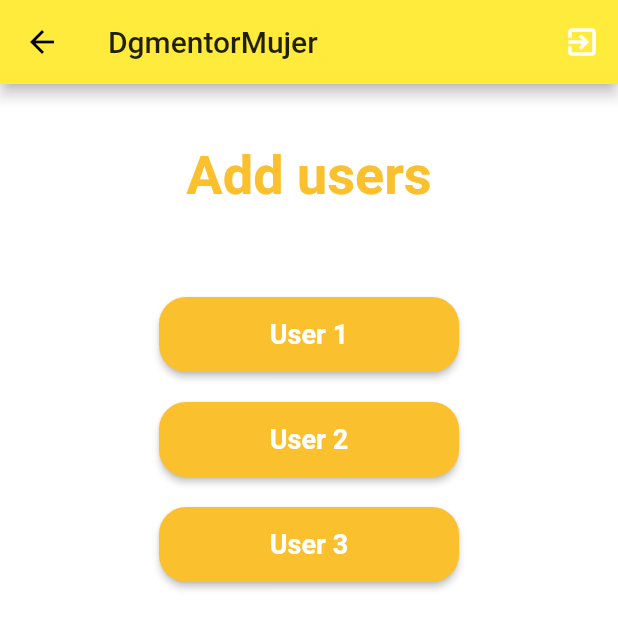
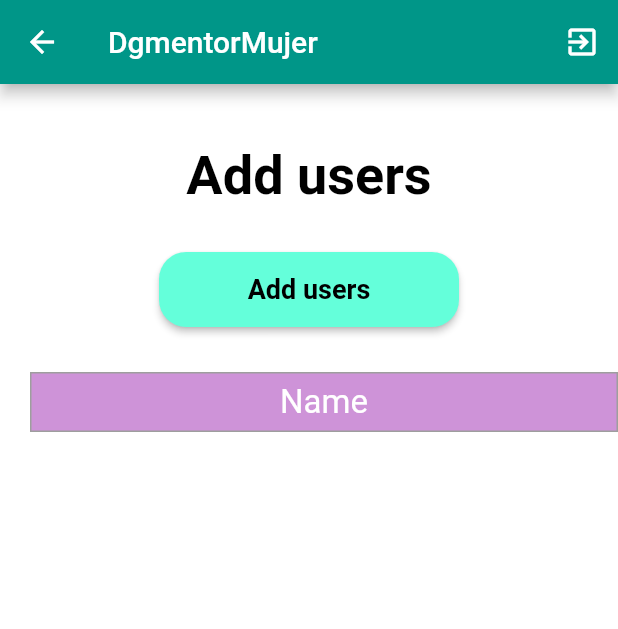
Before and after one commit to MVhettiarachchi/Flutter-Project-with-firebase, a Flutter app: the AddUserScreen screen opened directly, on a phone screen of 412 x 824 dp. Shown: the top 629 px of the screen. Run offline on Flutter 3.47's test engine with Material 2 defaults, Android fonts, the phone set to English and light mode, and no system bars; our stand-ins replace cloud_firestore, firebase_auth, firebase_core; accounts and stored records are empty.

Commit message:
usersAdd

```diff
--- a/lib/main.dart
+++ b/lib/main.dart
@@ -17,7 +17,7 @@ class MyApp extends StatelessWidget {
       debugShowCheckedModeBanner: false,
       title: 'DgMentor Mujer',
       theme: ThemeData(
-        primarySwatch: Colors.yellow,
+        primarySwatch: Colors.teal,
       ),
       home: SpalshScreen(),
       //  home: HomeScreen(),
--- a/lib/model/contact_model.dart
+++ b/lib/model/contact_model.dart
@@ -7,12 +7,15 @@ class ContactModel {
   final String lastname;
   final String phone;
   final String address;
+  final String ownerID;
 
-  ContactModel({ this.id,
+  ContactModel({
+  this.id,
   this.firstname,
   this.lastname,
   this.address,
   this.phone,
+  this.ownerID,
   });
 
   factory ContactModel.fromDoc(DocumentSnapshot doc) {
@@ -23,6 +26,7 @@ class ContactModel {
     lastname: doc['lastname'],
     address: doc['address'],
     phone: doc['phone'],
+    ownerID: doc['ownerID'],
 
     );
   }
--- a/lib/screen/add_user_main_page.dart
+++ b/lib/screen/add_user_main_page.dart
@@ -1,5 +1,9 @@
+import 'package:cloud_firestore/cloud_firestore.dart';
+import 'package:dgmentor_mujer_user/model/contact_model.dart';
 import 'package:dgmentor_mujer_user/screen/login_screen.dart';
 import 'package:dgmentor_mujer_user/services/auth_services.dart';
+import 'package:dgmentor_mujer_user/services/firebase_services.dart';
+import 'package:firebase_auth/firebase_auth.dart';
 import 'package:flutter/material.dart';
 import 'package:dgmentor_mujer_user/screen/add_user_details.dart';
 
@@ -9,8 +13,47 @@ class AddUserScreen extends StatefulWidget {
 }
 
 class _AddUserScreenState extends State<AddUserScreen> {
+
+// List<ContactModel> _usersList = FirebaseService.getUserDetails("0") as List<ContactModel>;
+FirebaseFirestore _firestore = FirebaseFirestore.instance;
+
+
+// Widget projectWidget() {
+//   return FutureBuilder(
+//     builder: (context, projectSnap) {
+//       if (projectSnap.connectionState == ConnectionState.none &&
+//           projectSnap.hasData == null) {
+//         print('project snapshot data is: ${projectSnap.data}');
+//         return Container();
+//       }
+//       return ListView.builder(
+//         itemCount: projectSnap.data.docs.length,
+//         itemBuilder: (context, index) {
+//           // ContactModel project = projectSnap.data[index];
+//           final List<DocumentSnapshot> documents = projectSnap.data.docs;
+//           return Card(
+//                 child: Column(
+//                     crossAxisAlignment: CrossAxisAlignment.start,
+//                     children: <Widget>[
+//                     Text("Name: " + documents[index]["id"]),
+//                     ],
+//                 ),
+//                 );
+
+//         },
+//       );
+//     },
+//     future: _firestore.collection('relatives').get()
+//   );
+// }
+
   @override
   Widget build(BuildContext context) {
+
+    // Future<List<ContactModel>> _usersList = FirebaseService.getUserDetails("0");
+    final _auth = FirebaseAuth.instance.currentUser;
+    final String uid = _auth.uid.toString();
+
     double height = MediaQuery.of(context).size.height;
     double width = MediaQuery.of(context).size.width;
     return Scaffold(
@@ -42,19 +85,19 @@ class _AddUserScreenState extends State<AddUserScreen> {
               Text(
                 'Add users',
                 style: TextStyle(
-                  color: Colors.yellow[700],
+                  color: Colors.black,
                   fontSize: 36.0,
                   fontWeight: FontWeight.bold,
                 ),
               ),
               SizedBox(
-                height: 60.0,
+                height: 30.0,
               ),
               Container(
                 height: 50.0,
                 width: 200.0,
                 child: RaisedButton(
-                  color: Colors.yellow[700],
+                  color: Colors.tealAccent,
                   shape: RoundedRectangleBorder(
                       borderRadius: BorderRadius.circular(18.0)),
                   onPressed: () {
@@ -64,9 +107,9 @@ class _AddUserScreenState extends State<AddUserScreen> {
                             builder: (_) => AddUserDetailsScreen()));
                   },
                   child: Text(
-                    'User 1',
+                    'Add users',
                     style: TextStyle(
-                      color: Colors.white,
+                      color: Colors.black,
                       fontSize: 18.0,
                       fontWeight: FontWeight.bold,
                     ),
@@ -74,97 +117,157 @@ class _AddUserScreenState extends State<AddUserScreen> {
                 ),
               ),
               SizedBox(
-                height: 20.0,
+                height: 30.0,
               ),
-              Container(
-                height: 50.0,
-                width: 200.0,
-                child: RaisedButton(
-                  color: Colors.yellow[700],
-                  shape: RoundedRectangleBorder(
-                      borderRadius: BorderRadius.circular(18.0)),
-                  onPressed: () {
-                    Navigator.push(
-                        context,
-                        MaterialPageRoute(
-                            builder: (_) => AddUserDetailsScreen()));
-                  },
+               Row(
+              children: [
+
+                SizedBox(
+                  width: 10,
+                ),
+
+               SizedBox(
+                  width: 10,
+
+                ),
+                Expanded(
+                  child: Container(
+                    height: 40.0,
+                    width: 4.0,
+                    decoration: BoxDecoration(
+                      border: Border.all(color: Colors.grey),
+                      color: Colors.purple[200],
+                    ),
+                    child: Center(
                       child: Text(
-                    'User 2',
-                    style: TextStyle(
-                      color: Colors.white,
-                      fontSize: 18.0,
-                      fontWeight: FontWeight.bold,
+                        'Name',
+                        style: TextStyle(fontSize: 22.0, color: Colors.white),
                       ),
                     ),
+
                   ),
-              ),
-              SizedBox(
-                height: 20.0,
-              ),
-              Container(
-                height: 50.0,
-                width: 200.0,
-                child: RaisedButton(
-                  color: Colors.yellow[700],
-                  shape: RoundedRectangleBorder(
-                      borderRadius: BorderRadius.circular(18.0)),
-                  onPressed: () {
-                    Navigator.push(
-                        context,
-                        MaterialPageRoute(
-                            builder: (_) => AddUserDetailsScreen()));
-                  },
-                  child: Text(
-                    'User 3',
-                    style: TextStyle(
-                      color: Colors.white,
-                      fontSize: 18.0,
-                      fontWeight: FontWeight.bold,
-                    ),
-                  ),
-                ),
-              ),
-              SizedBox(
-                height: 20.0,
                 ),
               ],
             ),
+            SizedBox(
+              height: 18,
             ),
-      )),
 
-      //    drawer: Drawer(
+              //   ListView.builder(
+              //   padding: const EdgeInsets.all(8),
+              //   itemCount: _usersList.length,
+              //   itemBuilder: (BuildContext context, int index) {
+              //     return Container(
+              //       height: 50,
+              //       // color: Colors.amber[colorCodes[index]],
+              //       child: Center(child: Text('Entry ${index}')),
+              //     );
+              //   }
+              // )
 
-      //   child: ListView(
-      //     // Important: Remove any padding from the ListView.
-      //     padding: EdgeInsets.zero,
-      //     children: <Widget>[
-      //       DrawerHeader(
-      //         child: Text('Drawer Header'),
-      //         decoration: BoxDecoration(
-      //           color: Colors.yellow[700],
+              // projectWidget(),
 
-      //         ),
+              StreamBuilder(
+                stream: _firestore.collection('relatives').where('ownerID', isEqualTo: uid).snapshots(),
+                builder: (context,AsyncSnapshot<QuerySnapshot> snapshots){
+                  if (snapshots.hasData) {
+                    return ListView.builder(
+                      shrinkWrap: true,
+                      itemCount: snapshots.data.docs.length,
+                      itemBuilder: (context, index){
+                        // DocumentSnapshot docsnap = snapshots.data.documents[index];
+                      List<QueryDocumentSnapshot> docsnap = snapshots.data.docs;
+
+                        return Row(
+                          children: <Widget>[
+                            // Expanded(
+                            //    child: Text(index.toString(),style: TextStyle(fontSize: 22.0, color: Colors.black)),
+                            // ),
+                            Expanded(child: Text(docsnap[index]['firstname'],style: TextStyle(fontSize: 22.0, color: Colors.black)),
+
+                       ),
+                          ],
+                        );
+                      }
+                      );
+                  }else{
+                    return Align(
+                      alignment: FractionalOffset.bottomCenter,
+                      child: CircularProgressIndicator(),
+                    );
+                  }
+                }
+              )
+
+            // FutureBuilder<List<ContactModel>>(
+            //   future: FirebaseService.getUserDetails("0"),
+            //   builder: (context, snapshot) {
+            //       if (snapshot.hasData) {
+
+            //       }
+            //       return CircularProgressIndicator();
+            //     },
+
+            // )
+
+
+            // ListView.builder(
+
+            //   shrinkWrap: true,
+            //   // itemCount:  FirebaseService.getUserDetails("0").,
+            //   itemBuilder: (context, index) {
+            //     return Padding(
+            //       padding: const EdgeInsets.symmetric(vertical: 5.0),
+            //       child: Row(
+            //         children: [
+            //           Expanded(
+            //             child: Container(
+            //               height: 32.0,
+            //               child: Center(
+            //                 child: ListTile(
+            //                   title: Text(
+            //                     index.toString(),
+            //                     style: TextStyle(
+            //                       fontSize: 20.0,
+            //                       color: Colors.black,
+            //                     ),
+            //                   ),
+            //                 ),
+            //               ),
+            //             ),
+            //           ),
+            //           SizedBox(
+            //             width: 10,
+            //           ),
+
+            //           Expanded(
+            //             child: Container(
+            //               height: 32.0,
+            //               decoration: BoxDecoration(
+            //                 border: Border.all(color: Colors.black),
+            //                 color: Color(0xFFCDCDCD),
+            //               ),
+            //               child: Center(
+            //                 child: Text(
+            //                   _usersList[index].firstname,
+            //                   overflow: TextOverflow.ellipsis,
+            //                   style: TextStyle(
+            //                       fontSize: 20.0, color: Colors.black),
+            //                 ),
+            //               ),
+            //             ),
+            //           ),
+            //         ],
             //       ),
-      //       ListTile(
-      //         title: Text('Contacts'),
-      //         onTap: () {
-      //          Navigator.push(context, MaterialPageRoute(builder: (_) => AddUserScreen()));
-      //          // Navigator.pop(context);
-      //         },
-      //       ),
-      //       ListTile(
-      //         title: Text('Item 2'),
-      //         onTap: () {
-      //           // Update the state of the app
-      //           // ...
-      //           // Then close the drawer
-      //           Navigator.pop(context);
-      //         },
-      //       ),
-      //     ],
-      //   ),
+            //     );
+            //   },
             // ),
+            ],
+          ),
+        ),
+      )
+
+      ),
     );
   }
 
--- a/lib/services/auth_services.dart
+++ b/lib/services/auth_services.dart
@@ -73,6 +73,7 @@ class AuthService {
   }
 
   static Future<UserModel> getUserById(String id) async {
+
     try {
       print(id);
       final _firestore = FirebaseFirestore.instance;
```
Also changed, not shown: lib/screen/add_user_details.dart (+16 -54 lines), lib/screen/login_screen.dart (+4 -4 lines), lib/screen/register_screen.dart (+10 -9 lines), lib/services/firebase_services.dart (+88 -0 lines). Lines whose indentation alone changed are shown as unchanged.
